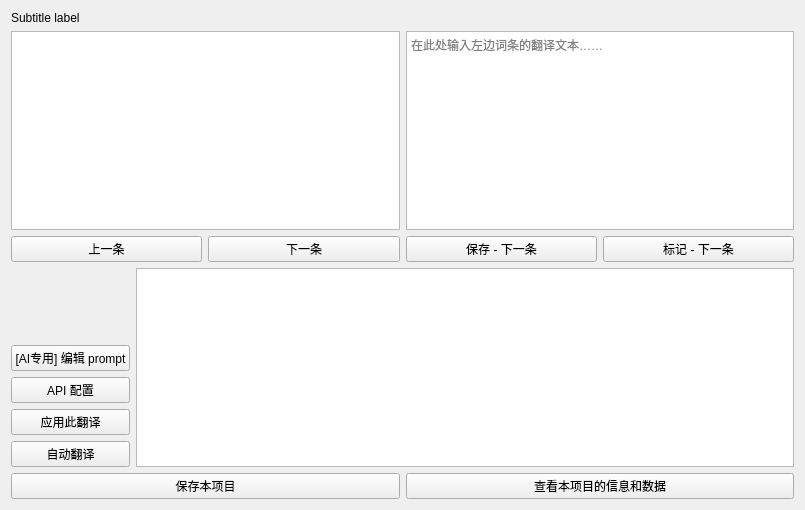
The window that widget/TranslateToolPage.ui (mangofanfan/FanTools) describes before a commit, drawn with Qt 5.
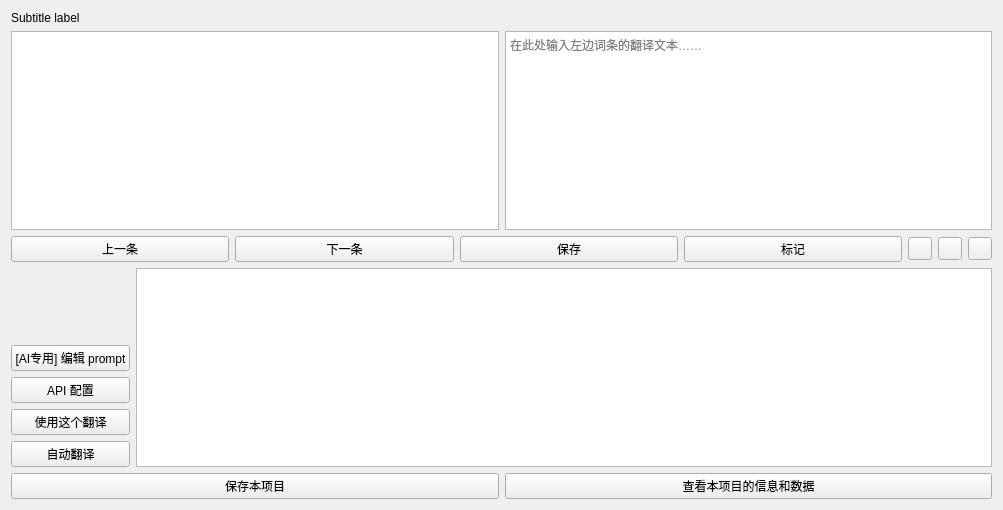
The same window after the commit. Custom widgets are drawn as their Qt base class.

Commit message: 基本实现大批量翻译功能

```diff
--- a/widget/TranslateToolPage.ui
+++ b/widget/TranslateToolPage.ui
@@ -6,13 +6,22 @@
    <rect>
     <x>0</x>
     <y>0</y>
-    <width>805</width>
+    <width>1003</width>
     <height>510</height>
    </rect>
   </property>
   <property name="windowTitle">
    <string>Form</string>
   </property>
+  <property name="autoFillBackground">
+   <bool>false</bool>
+  </property>
+  <property name="lightCustomQss" stdset="0">
+   <string notr="true">QWidget { color: ghostwhite; }</string>
+  </property>
+  <property name="darkCustomQss" stdset="0">
+   <string notr="true">QWidget { color: black; }</string>
+  </property>
   <layout class="QVBoxLayout" name="verticalLayout_2">
    <item>
     <layout class="QHBoxLayout" name="horizontalLayout_7">
@@ -72,17 +81,30 @@
      <item>
       <widget class="PrimaryPushButton" name="PrimaryPushButton_SaveAndContinue">
        <property name="text">
-        <string>保存 - 下一条</string>
+        <string>保存</string>
        </property>
       </widget>
      </item>
      <item>
       <widget class="PrimaryPushButton" name="PrimaryPushButton_MarkAndContinue">
        <property name="text">
-        <string>标记 - 下一条</string>
+        <string>标记</string>
        </property>
       </widget>
      </item>
+     <item>
+      <widget class="ToolButton" name="ToolButton_CopyOriginalText">
+       <property name="toolTip">
+        <string>&lt;html&gt;&lt;head/&gt;&lt;body&gt;&lt;p&gt;将左侧的原文复制为右侧的译文，适用于格式代码复杂的文本。&lt;/p&gt;&lt;/body&gt;&lt;/html&gt;</string>
+       </property>
+      </widget>
+     </item>
+     <item>
+      <widget class="ToolButton" name="ToolButton_SearchInWeb"/>
+     </item>
+     <item>
+      <widget class="ToolButton" name="ToolButton_ClearTranslatedText"/>
+     </item>
     </layout>
    </item>
    <item>
@@ -116,7 +138,7 @@
           <string>&lt;html&gt;&lt;head/&gt;&lt;body&gt;&lt;p&gt;将通过 API 获取的翻译应用到该词条，这将自动保存词条并添加标签。&lt;/p&gt;&lt;p&gt;在应用之前，您仍然可以在右侧文本框中编辑 API 获取的翻译字段。&lt;/p&gt;&lt;/body&gt;&lt;/html&gt;</string>
          </property>
          <property name="text">
-          <string>应用此翻译</string>
+          <string>使用这个翻译</string>
          </property>
         </widget>
        </item>
@@ -178,6 +200,11 @@
    <extends>SplitPushButton</extends>
    <header>qfluentwidgets</header>
   </customwidget>
+  <customwidget>
+   <class>ToolButton</class>
+   <extends>QToolButton</extends>
+   <header>qfluentwidgets</header>
+  </customwidget>
   <customwidget>
    <class>ToggleButton</class>
    <extends>PushButton</extends>
```
Left out of the diff: 5 changed lines with no effect on the pictures. The commit also changes 5 other files.
